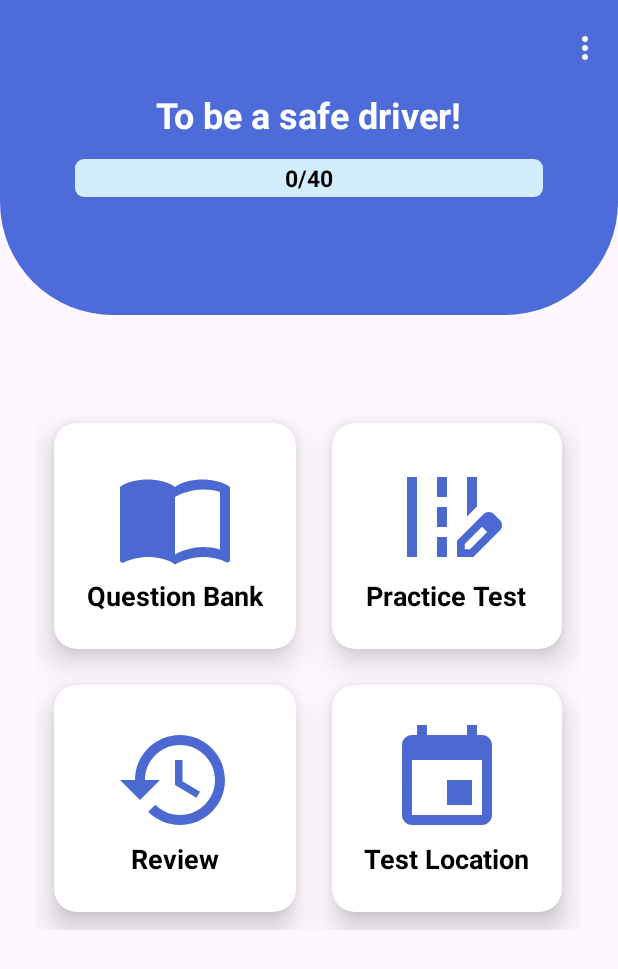
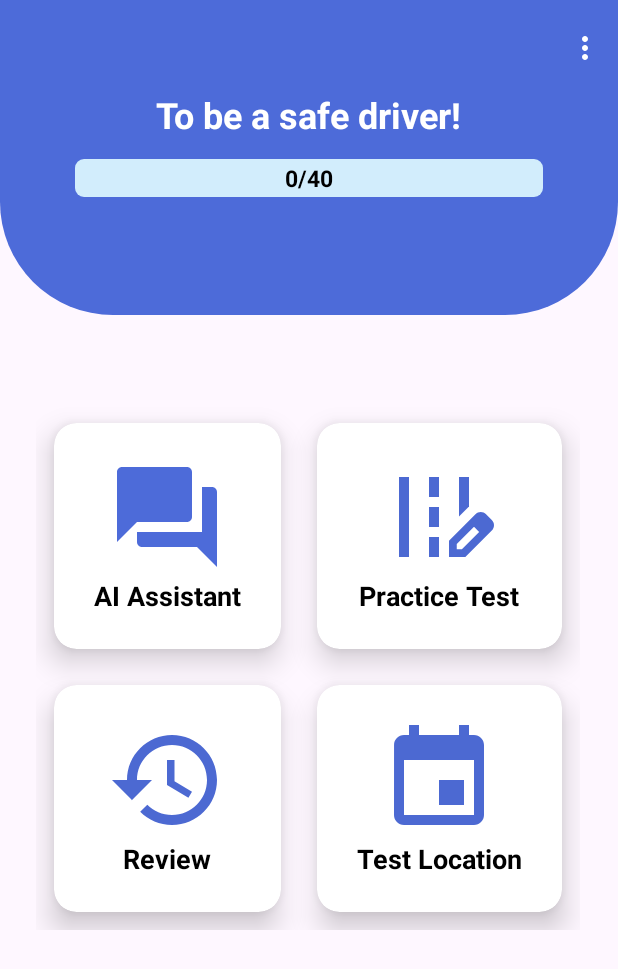
Before and after one commit to Andyzhang222/nova-scotia-written-driving-test, an Android app: the screen it shows after launch (MainActivity), on a phone screen of 412 x 824 dp. Shown: the top 969 px of the screen. Run offline under Robolectric (Android 15) with nearby library versions, the light colour scheme and no system bars; our stand-ins replace Firebase (no records; nobody signed in at launch, a user with empty details on screens opened directly); 1 statement that could not run was skipped.

Commit message:
add AI assistant into main activity

```diff
--- a/app/src/main/java/com/example/novascotiawrittendrivingtest/MainActivity.kt
+++ b/app/src/main/java/com/example/novascotiawrittendrivingtest/MainActivity.kt
@@ -27,6 +27,7 @@ class MainActivity : AppCompatActivity() {
 
     private  lateinit var practiceTestContainer : CardView
     private lateinit var questionReviewContainer: CardView
+    private lateinit var aiAssistantContainer: CardView
     private lateinit var testLocation: CardView
     private lateinit var progressBar: ProgressBar
     private lateinit var progressText: TextView
@@ -55,12 +56,19 @@ class MainActivity : AppCompatActivity() {
 
         practiceTestContainer = findViewById(R.id.practiceTestContainer)
         questionReviewContainer = findViewById(R.id.questionReviewContainer)
+        aiAssistantContainer = findViewById(R.id.AI_assistant_container)
         testLocation=findViewById(R.id.testLocationContainer)
 
         progressText = findViewById(R.id.progressText)
 
         initialToolBar()
 
+        aiAssistantContainer.setOnClickListener(){
+            // Navigate to practice test activity
+            val practiceTestIntent = Intent(this, AIchatActivity::class.java)
+            startActivity(practiceTestIntent)
+            finish()
+        }
         practiceTestContainer.setOnClickListener(){
             // Navigate to practice test activity
             val practiceTestIntent = Intent(this, DrivingTestActivity::class.java)
--- /dev/null
+++ b/app/src/main/res/drawable/ic_ai_chat.xml
@@ -0,0 +1,5 @@
+<vector android:height="24dp" android:tint="#4D6BD9"
+    android:viewportHeight="24" android:viewportWidth="24"
+    android:width="24dp" xmlns:android="http://schemas.android.com/apk/res/android">
+    <path android:fillColor="@android:color/white" android:pathData="M21,6h-2v9L6,15v2c0,0.55 0.45,1 1,1h11l4,4L22,7c0,-0.55 -0.45,-1 -1,-1zM17,12L17,3c0,-0.55 -0.45,-1 -1,-1L3,2c-0.55,0 -1,0.45 -1,1v14l4,-4h10c0.55,0 1,-0.45 1,-1z"/>
+</vector>
--- a/app/src/main/res/layout/activity_main.xml
+++ b/app/src/main/res/layout/activity_main.xml
@@ -41,6 +41,7 @@
 
 
         <androidx.cardview.widget.CardView
+            android:id="@+id/AI_assistant_container"
             android:layout_width="wrap_content"
             android:layout_height="wrap_content"
             android:layout_margin="12dp"
@@ -60,11 +61,11 @@
                     android:layout_width="80dp"
                     android:layout_height="80dp"
                     android:layout_gravity="center_horizontal"
-                    android:src="@drawable/ic_book" />
+                    android:src="@drawable/ic_ai_chat" />
                 <TextView
                     android:layout_width="wrap_content"
                     android:layout_height="wrap_content"
-                    android:text="Question Bank"
+                    android:text="AI Assistant"
                     android:layout_gravity="center_horizontal"
                     android:textSize="18sp"
                     android:textStyle="bold"
```
